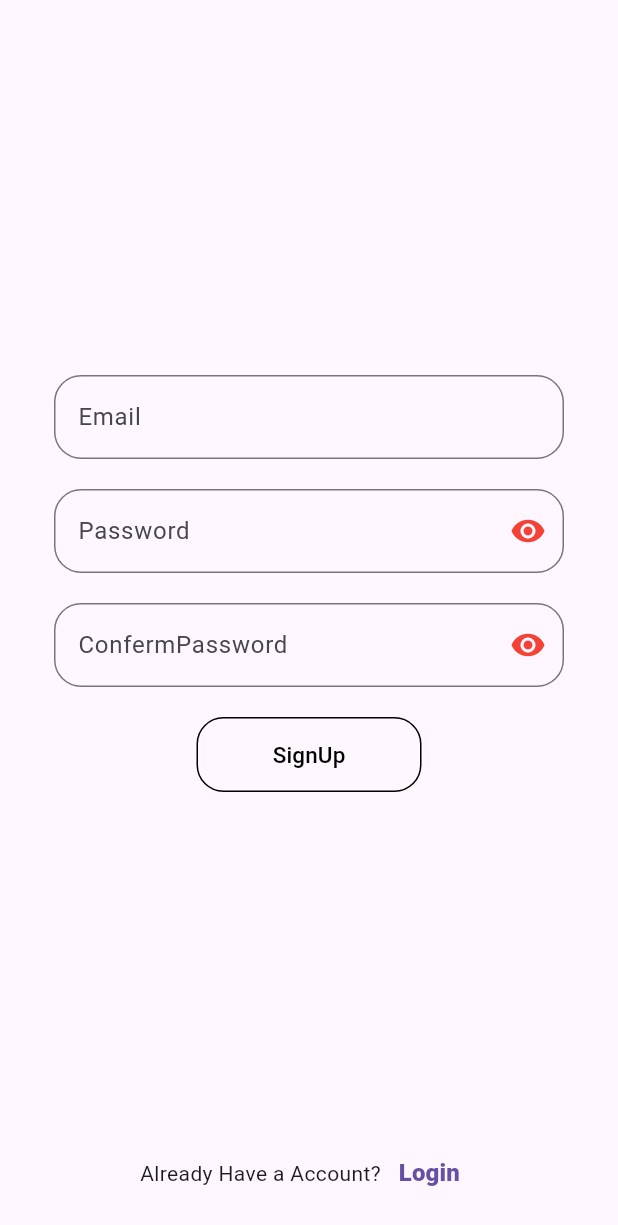
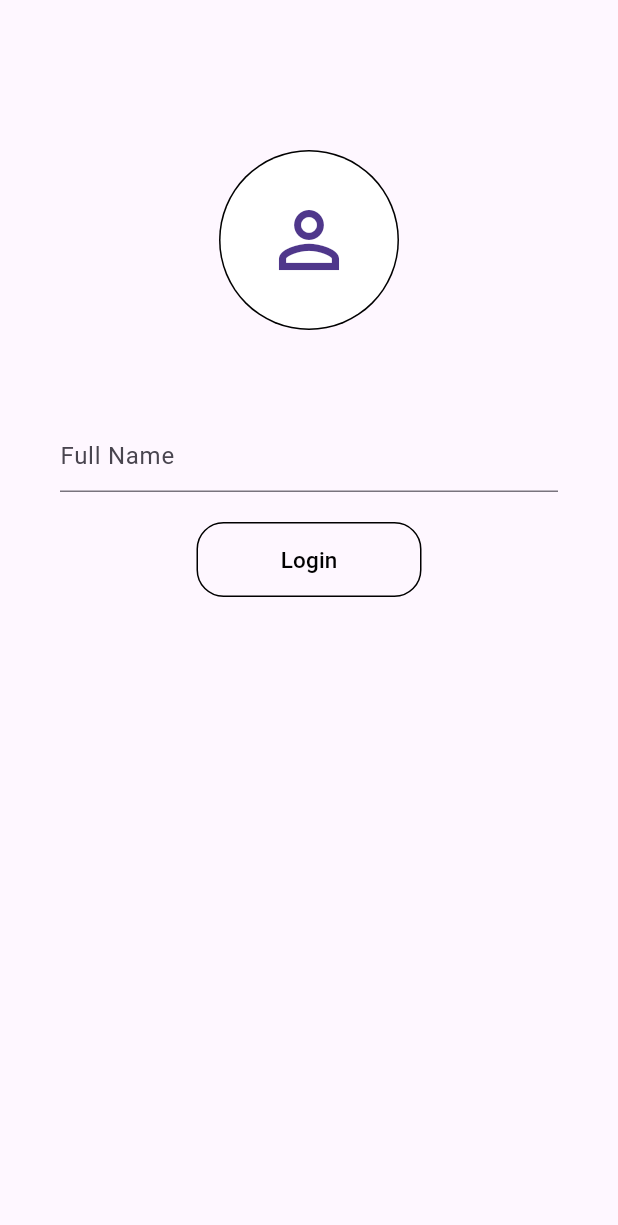
Before and after one commit to GhostOfUchia/chit_chat, a Flutter app: the screen it shows after launch, on a phone screen of 412 x 824 dp. Shown: the top 1225 px of the screen. Run offline on Flutter 3.47's test engine with Material 3 defaults, Android fonts, the phone set to English and light mode, and no system bars; our stand-ins replace cloud_firestore, firebase_auth, firebase_core, fluttertoast; accounts and stored records are empty.

Commit message:
LOgin signup complete

```diff
--- a/lib/main.dart
+++ b/lib/main.dart
@@ -1,4 +1,4 @@
-import 'package:chit_chat/pages/signup_page.dart';
+import 'package:chit_chat/pages/complete_profile_page.dart';
 import 'package:firebase_core/firebase_core.dart';
 import 'package:flutter/material.dart';
 
@@ -19,7 +19,7 @@ class ChatApp extends StatelessWidget {
   Widget build(BuildContext context) {
     return const MaterialApp(
       debugShowCheckedModeBanner: false,
-      home: SignUpPage(),
+      home: CompleteProfilePage(),
     );
   }
 }
--- a/lib/pages/complete_profile_page.dart
+++ b/lib/pages/complete_profile_page.dart
@@ -0,0 +1,68 @@
+import 'package:flutter/material.dart';
+
+class CompleteProfilePage extends StatefulWidget {
+  const CompleteProfilePage({super.key});
+
+  @override
+  State<CompleteProfilePage> createState() => _CompleteProfilePageState();
+}
+
+class _CompleteProfilePageState extends State<CompleteProfilePage> {
+  @override
+  Widget build(BuildContext context) {
+    return Scaffold(
+      body: SafeArea(
+          child: Padding(
+        padding: const EdgeInsets.symmetric(horizontal: 40.0),
+        child: Column(
+          children: [
+            const SizedBox(
+              height: 100.0,
+            ),
+            GestureDetector(
+              onTap: () {},
+              child: const CircleAvatar(
+                  radius: 60.0,
+                  backgroundColor: Colors.black,
+                  child: CircleAvatar(
+                    radius: 59.0,
+                    backgroundColor: Colors.white,
+                    child: Icon(
+                      Icons.person_outline_sharp,
+                      size: 60.0,
+                    ),
+                  )),
+            ),
+            const SizedBox(
+              height: 60.0,
+            ),
+            TextFormField(
+              decoration: const InputDecoration(hintText: "Full Name"),
+            ),
+            const SizedBox(
+              height: 20.0,
+            ),
+            SizedBox(
+              height: 50,
+              width: 150,
+              child: OutlinedButton(
+                  onPressed: () {},
+                  style: OutlinedButton.styleFrom(
+                    foregroundColor: Colors.black,
+                    side: const BorderSide(color: Colors.black),
+                    shape: RoundedRectangleBorder(
+                      borderRadius: BorderRadius.circular(
+                          18), // Your desired shape with round corners
+                    ), // Border color
+                  ),
+                  child: const Text(
+                    "Login",
+                    style: TextStyle(fontSize: 15),
+                  )),
+            )
+          ],
+        ),
+      )),
+    );
+  }
+}
--- a/lib/pages/signup_page.dart
+++ b/lib/pages/signup_page.dart
@@ -40,6 +40,9 @@ class _SignUpPageState extends State<SignUpPage> {
           .then((value) {
         showToast("new User Created");
       });
+      emailController.clear();
+      passwordController.clear();
+      cnPasswordController.clear();
     }
   }
 
```
Also changed, not shown: lib/pages/login_page.dart (+32 -1 lines), pubspec.yaml (+5 -3 lines), pubspec.lock, 6 other files.
